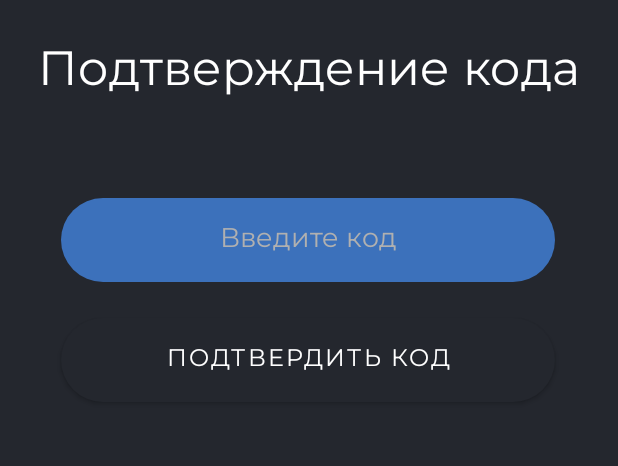
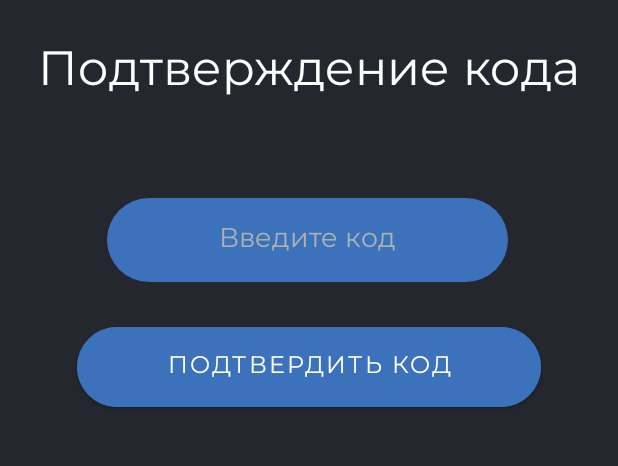
Before and after one commit to bgangval/FEFUMARKET, an Android app: the CodeVerificationActivity screen opened directly, with no data from a screen before it, on a phone screen of 412 x 824 dp, the part 330-796 px from its top. Run offline under Robolectric (Android 15) with nearby library versions, the phone set to English and light mode, and no system bars.

Commit message:
Изменения

```diff
--- a/app/src/main/res/layout/activity_code_verification.xml
+++ b/app/src/main/res/layout/activity_code_verification.xml
@@ -51,24 +51,25 @@
         app:layout_constraintHorizontal_bias="0.493"
         app:layout_constraintStart_toStartOf="parent"
         app:layout_constraintTop_toBottomOf="@+id/title"
-        app:layout_constraintWidth_percent="0.8" />
+        app:layout_constraintWidth_percent="0.65" />
 
     <!-- Кнопка подтверждения -->
-    <Button
+    <com.google.android.material.button.MaterialButton
         android:id="@+id/verify_code_button"
         android:layout_width="0dp"
-        android:layout_height="56dp"
+        android:layout_height="65dp"
         android:layout_marginTop="24dp"
-        android:background="@drawable/blue_rounded_button"
         android:fontFamily="@font/montserrat_regular"
         android:paddingHorizontal="20dp"
         android:text="Подтвердить код"
         android:textColor="@color/text_white"
         android:textSize="16sp"
+        android:backgroundTint="@color/button_blue"
+        app:cornerRadius="28dp"
         app:layout_constraintEnd_toEndOf="parent"
-        app:layout_constraintHorizontal_bias="0.493"
+        app:layout_constraintHorizontal_bias="0.5"
         app:layout_constraintStart_toStartOf="parent"
         app:layout_constraintTop_toBottomOf="@+id/code_input"
-        app:layout_constraintWidth_percent="0.8" />
+        app:layout_constraintWidth_percent="0.75" />
 
 </androidx.constraintlayout.widget.ConstraintLayout>
```
Also changed, not shown: app/src/main/res/layout/activity_ad_detail.xml (+16 -11 lines), app/src/main/res/layout/activity_email_input.xml (+6 -5 lines), app/src/main/res/layout/activity_login.xml (+6 -5 lines), app/src/main/res/layout/activity_password_creation.xml (+5 -4 lines).
